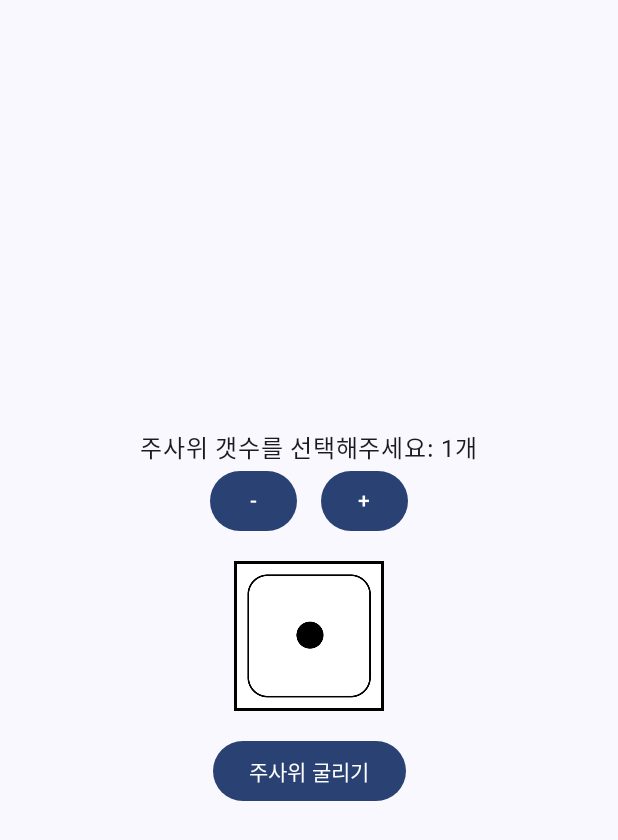
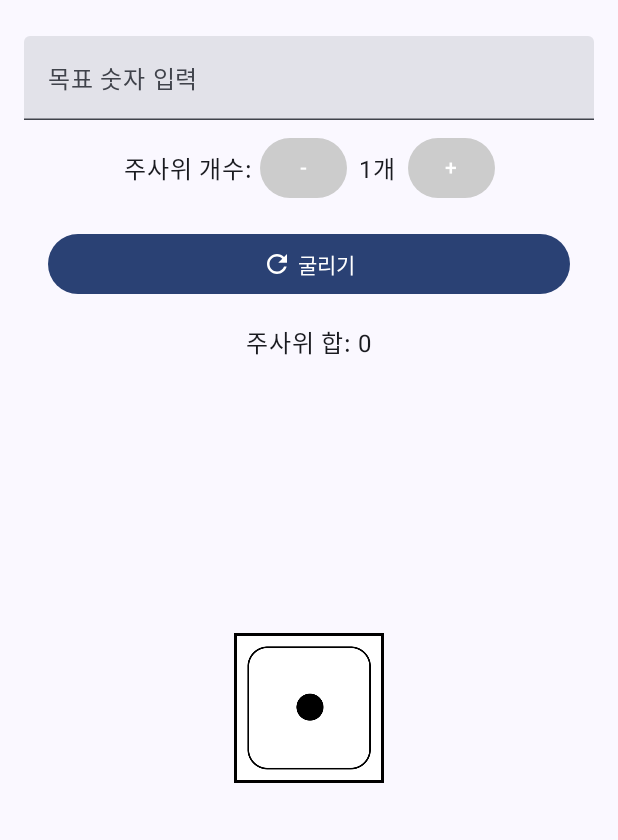
Before and after one commit to jshag90/NumberDiceGame, an Android app built with Jetpack Compose: the screen it shows after launch (MainActivity), on a phone screen of 412 x 824 dp. Shown: the top 840 px of the screen. Run offline under Robolectric (Android 15) with nearby library versions, the phone set to English and light mode, and no system bars; libraries missing offline, so code that uses them is left out: coil.decode.

Commit message:
[Feat] 주사위 돌려서 목표 숫자와 일치하는지 Text로 표시기능 추가

```diff
--- a/app/src/main/java/com/dodam/dicegame/MainActivity.kt
+++ b/app/src/main/java/com/dodam/dicegame/MainActivity.kt
@@ -22,16 +22,23 @@ import androidx.compose.foundation.layout.padding
 import androidx.compose.foundation.layout.size
 import androidx.compose.foundation.lazy.grid.GridCells
 import androidx.compose.foundation.lazy.grid.LazyVerticalGrid
+import androidx.compose.foundation.text.KeyboardOptions
+import androidx.compose.material.icons.Icons
+import androidx.compose.material.icons.filled.Refresh
 import androidx.compose.material3.Button
+import androidx.compose.material3.ButtonDefaults
+import androidx.compose.material3.Icon
 import androidx.compose.material3.MaterialTheme
 import androidx.compose.material3.Surface
 import androidx.compose.material3.Text
+import androidx.compose.material3.TextField
 import androidx.compose.runtime.*
 import androidx.compose.ui.Alignment
 import androidx.compose.ui.Modifier
 import androidx.compose.ui.graphics.Color
 import androidx.compose.ui.platform.LocalContext
 import androidx.compose.ui.res.painterResource
+import androidx.compose.ui.text.input.KeyboardType
 import androidx.compose.ui.unit.dp
 import coil.ImageLoader
 import com.dodam.dicegame.ui.theme.DiceGameTheme
@@ -53,6 +60,11 @@ class MainActivity : ComponentActivity() {
                     modifier = Modifier.fillMaxSize(),
                     color = MaterialTheme.colorScheme.background
                 ) {
+
+                    Column(
+                        modifier = Modifier.fillMaxSize(),
+                        verticalArrangement = Arrangement.SpaceBetween
+                    ) {
                         DiceRoller()
                     }
                 }
@@ -69,88 +81,129 @@ fun DiceRoller() {
         var rolledText by remember { mutableStateOf("") }
         var isRolling by remember { mutableStateOf(false) }
         var showGifList by remember { mutableStateOf(List(1) { false }) }
+        var rolledSum by remember { mutableStateOf(0) } // 주사위 값의 합을 저장할 변수 추가
+        var targetNumber by remember { mutableStateOf("") } // 목표 숫자 상태 변수 추가
+        var isMatch by remember { mutableStateOf(false) } // 목표 숫자와 일치하는지 여부
+        var rollCount by remember { mutableStateOf(0) } // 주사위 굴린 횟수
 
-    Column(
+
+        Box(
             modifier = Modifier
                 .fillMaxSize()
-            .padding(16.dp),
-        horizontalAlignment = Alignment.CenterHorizontally, // 가로로 가운데 정렬
-        verticalArrangement = Arrangement.Center
+                .padding(16.dp)
         ) {
-        Text("주사위 갯수를 선택해주세요: ${numDice}개")
-        Row {
-            Button(onClick = {
+            Column(
+                modifier = Modifier.align(Alignment.TopCenter),
+                horizontalAlignment = Alignment.CenterHorizontally
+            ) {
+
+                // 목표 숫자 입력 UI 추가
+                TextField(
+                    value = targetNumber,
+                    onValueChange = {
+                        if (it.all { char -> char.isDigit() }) {
+                            targetNumber = it
+                        }
+                    },
+                    label = { Text("목표 숫자 입력") },
+                    keyboardOptions = KeyboardOptions.Default.copy(keyboardType = KeyboardType.Number),
+                    modifier = Modifier.fillMaxWidth().padding(vertical = 8.dp)
+                )
+
+                Row(
+                    verticalAlignment = Alignment.CenterVertically
+                ) {
+                    Text("주사위 개수: ")
+                    Button(
+                        onClick = {
                             if (numDice > 1) {
-                    numDice-- // 주사위 수 감소
-                    showGifList = List(numDice) { false } // 리스트 사이즈 조정
+                                numDice--
+                                showGifList = List(numDice) { false }
                             }
-            }) {
+                        },
+                        colors = ButtonDefaults.buttonColors(Color.LightGray)
+                    ) {
                         Text("-")
                     }
-            Spacer(modifier = Modifier.width(16.dp))
-            Button(onClick = {
-                numDice++ // 주사위 수 증가
-                showGifList = List(numDice) { false } // 리스트 사이즈 조정
-            }) {
+                    Spacer(modifier = Modifier.width(8.dp))
+                    Text("${numDice}개")
+                    Spacer(modifier = Modifier.width(8.dp))
+                    Button(
+                        onClick = {
+                            numDice++
+                            showGifList = List(numDice) { false }
+                        },
+                        colors = ButtonDefaults.buttonColors(Color.LightGray)
+                    ) {
                         Text("+")
                     }
                 }
 
                 Spacer(modifier = Modifier.height(16.dp))
 
-        // GIF 이미지 리스트 표시 (주사위가 1개일 때 오른쪽, 왼쪽 가운데 정렬)
-        if (isRolling) {
-            showGifList = List(numDice) { true }
-            if (numDice == 1) {
-                // 주사위와 GIF 이미지가 하나일 경우 가로 중앙에 정렬
-                Row(
-                    modifier = Modifier.fillMaxWidth(),
-                    horizontalArrangement = Arrangement.Center // 가로로 가운데 정렬
+                Button(
+                    onClick = {
+                        if (!isRolling) { // 주사위 굴리는 중이 아닐 때만 동작
+                            isRolling = true
+                            rollCount++
+                        }
+                    },
+                    enabled = !isRolling, // isRolling이 true일 때 버튼 비활성화
+                    modifier = Modifier
+                        .fillMaxWidth() // 버튼을 양쪽으로 꽉 채움
+                        .padding(horizontal = 16.dp) // 양 옆 여백 추가
                 ) {
-                    GifImageList(showGifList) // GIF 이미지 리스트 표시
+                    Icon(
+                        imageVector = Icons.Default.Refresh,
+                        contentDescription = "Refresh Icon",
+                        modifier = Modifier.size(20.dp)
+                    )
+                    Spacer(modifier = Modifier.width(4.dp))
+                    Text("굴리기")
                 }
+
+                // 주사위 값의 합을 화면에 표시
+                Spacer(modifier = Modifier.height(16.dp))
+                Text("주사위 합: $rolledSum", style = MaterialTheme.typography.bodyLarge)
+                if (targetNumber.isNotEmpty()) {
+                    Text("목표 숫자: $targetNumber")
+                    if (isMatch) {
+                        Text("목표 숫자와 일치! 🎉", color = Color.Green)
+                        Text("주사위를 ${rollCount}번 만에 목표 숫자와 일치했어요!")
+                        rollCount = 0
                     } else {
-                GifImageList(showGifList) // GIF 이미지 리스트 표시
-            }
-        } else {
-            if (numDice == 1) {
-                // 주사위가 하나일 경우 가로로 중앙 정렬
-                Row(
-                    modifier = Modifier.fillMaxWidth(),
-                    horizontalArrangement = Arrangement.Center // 가로로 가운데 정렬
-                ) {
-                    RollMultipleDice(diceValues)
-                }
-            } else {
-                RollMultipleDice(diceValues) // 여러 개의 주사위 표시
+                        Text("목표 숫자와 일치하지 않음.", color = Color.Red)
                     }
                 }
 
-        Spacer(modifier = Modifier.height(16.dp))
-
-        if (numDice > 1) {
-            Text("숫자 목록: $rolledText")
-            Spacer(modifier = Modifier.height(16.dp))
             }
 
-        Button(onClick = {
-            isRolling = true
-        }) {
-            Text("주사위 굴리기")
-        }
-
+            // 주사위 결과 표시 부분
+            Column(
+                modifier = Modifier
+                    .fillMaxSize()
+                    .padding(top = 120.dp), // 상단 고정된 버튼 아래에 위치
+                horizontalAlignment = Alignment.CenterHorizontally,
+                verticalArrangement = Arrangement.Center
+            ) {
                 if (isRolling) {
                     LaunchedEffect(Unit) {
                         delay(1000)
                         diceValues = List(numDice) { Random.nextInt(1, 7) }
                         rolledText = diceValues.joinToString(", ")
-                showGifList = List(numDice) { false } // 주사위 굴린 후 GIF 숨기기
+                        rolledSum = diceValues.sum() // 주사위 값의 합 계산
+                        isMatch = targetNumber.toIntOrNull() == rolledSum // 목표 숫자와 비교
+                        showGifList = List(numDice) { false }
                         isRolling = false
+                    }
+                    showGifList = List(numDice) { true }
+                    GifImageList(showGifList)
+                } else {
+                    RollMultipleDice(diceValues)
                 }
             }
         }
     }
-
 
 
     @Composable
@@ -268,3 +321,4 @@ fun DiceFace(value: Int) {
             modifier = Modifier.size(200.dp)
         )
     }
+}
```
Lines whose indentation alone changed are shown as unchanged.
